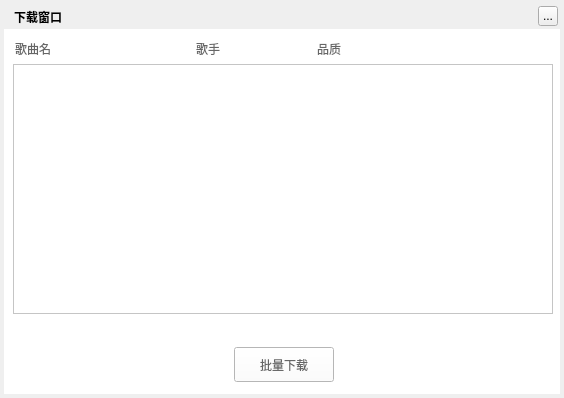
First picture: the form in TTKModule/TTKWidget/musicUiKits/musicWidgetKits/musicdownloadbatchwidget.ui, repository Greedysky/TTKMusicPlayer, before the edit.
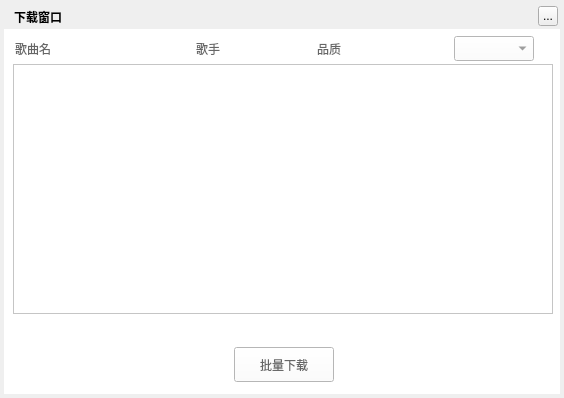
Second picture: the form after the edit. Custom widgets are drawn as their Qt base class.

Commit message: Add batch download option[246019]

```diff
--- a/TTKModule/TTKWidget/musicUiKits/musicWidgetKits/musicdownloadbatchwidget.ui
+++ b/TTKModule/TTKWidget/musicUiKits/musicWidgetKits/musicdownloadbatchwidget.ui
@@ -155,6 +155,16 @@
      <string/>
     </property>
    </widget>
+   <widget class="QComboBox" name="qualityBox">
+    <property name="geometry">
+     <rect>
+      <x>450</x>
+      <y>7</y>
+      <width>80</width>
+      <height>25</height>
+     </rect>
+    </property>
+   </widget>
   </widget>
  </widget>
  <customwidgets>
```
The commit also changes 2 other files.
